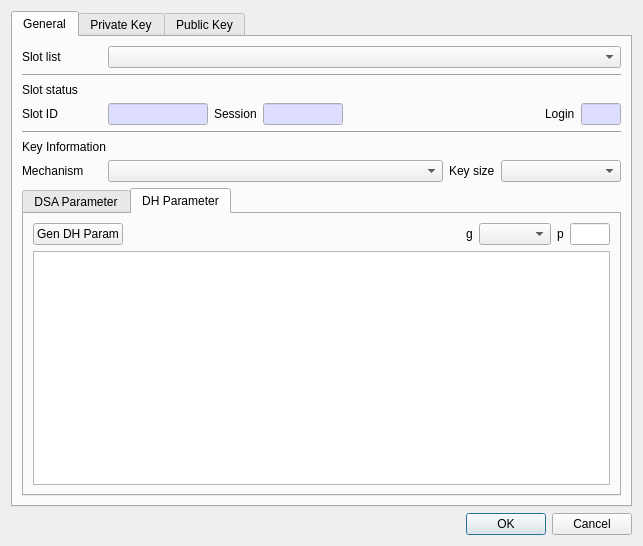
This is CryptokiMan/gen_key_pair_dlg.ui in jykim74/CryptokiMan as Qt 5 draws it before an edit. The edited form follows.
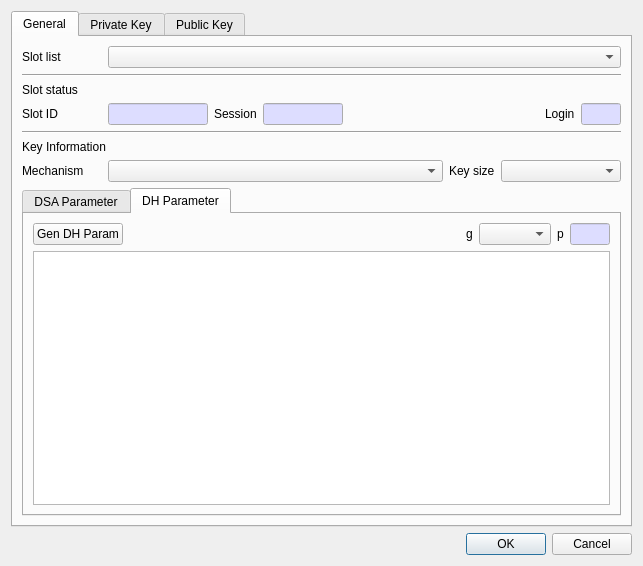
This is the edited form. The open tabs and pages were chosen to show the change.

Commit message: UI 개선

```diff
--- a/CryptokiMan/gen_key_pair_dlg.ui
+++ b/CryptokiMan/gen_key_pair_dlg.ui
@@ -7,7 +7,7 @@
     <x>0</x>
     <y>0</y>
     <width>643</width>
-    <height>536</height>
+    <height>566</height>
    </rect>
   </property>
   <property name="windowTitle">
@@ -775,6 +775,33 @@
                  <height>16777215</height>
                 </size>
                </property>
+               <property name="palette">
+                <palette>
+                 <active>
+                  <colorrole role="Base">
+                   <brush brushstyle="SolidPattern">
+                    <color alpha="255">
+                     <red>221</red>
+                     <green>221</green>
+                     <blue>255</blue>
+                    </color>
+                   </brush>
+                  </colorrole>
+                 </active>
+                 <inactive>
+                  <colorrole role="Base">
+                   <brush brushstyle="SolidPattern">
+                    <color alpha="255">
+                     <red>221</red>
+                     <green>221</green>
+                     <blue>255</blue>
+                    </color>
+                   </brush>
+                  </colorrole>
+                 </inactive>
+                 <disabled/>
+                </palette>
+               </property>
                <property name="font">
                 <font/>
                </property>
```
Left out of the diff: 2 changed lines with no effect on the pictures. The commit also changes 3 other files.
